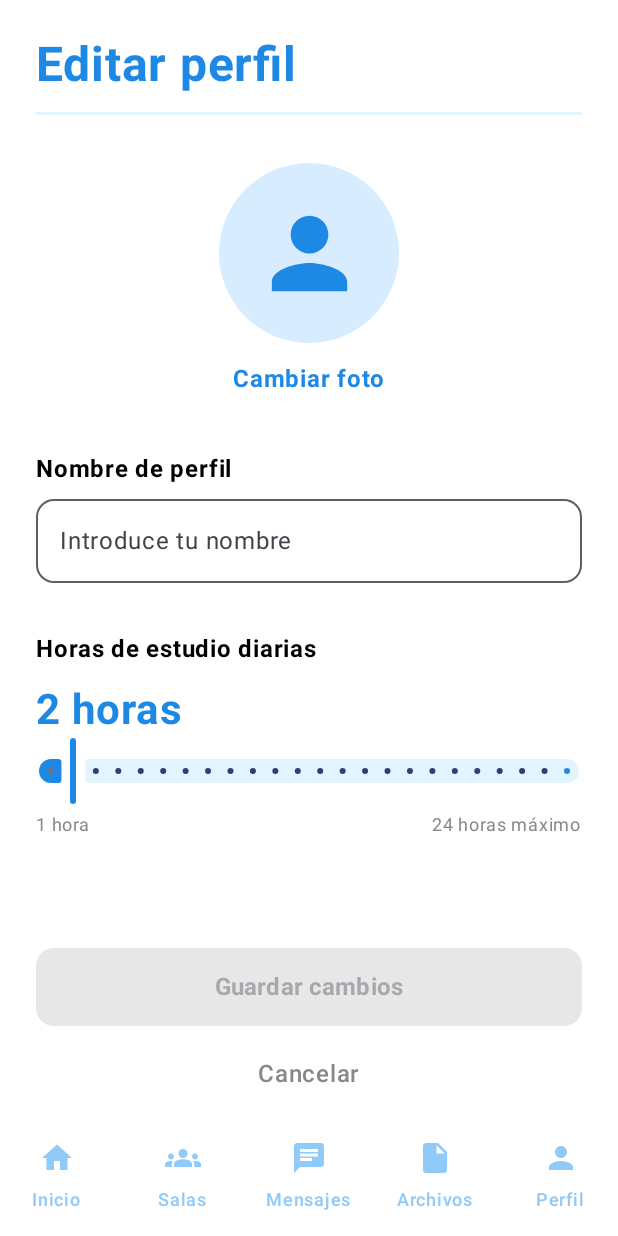
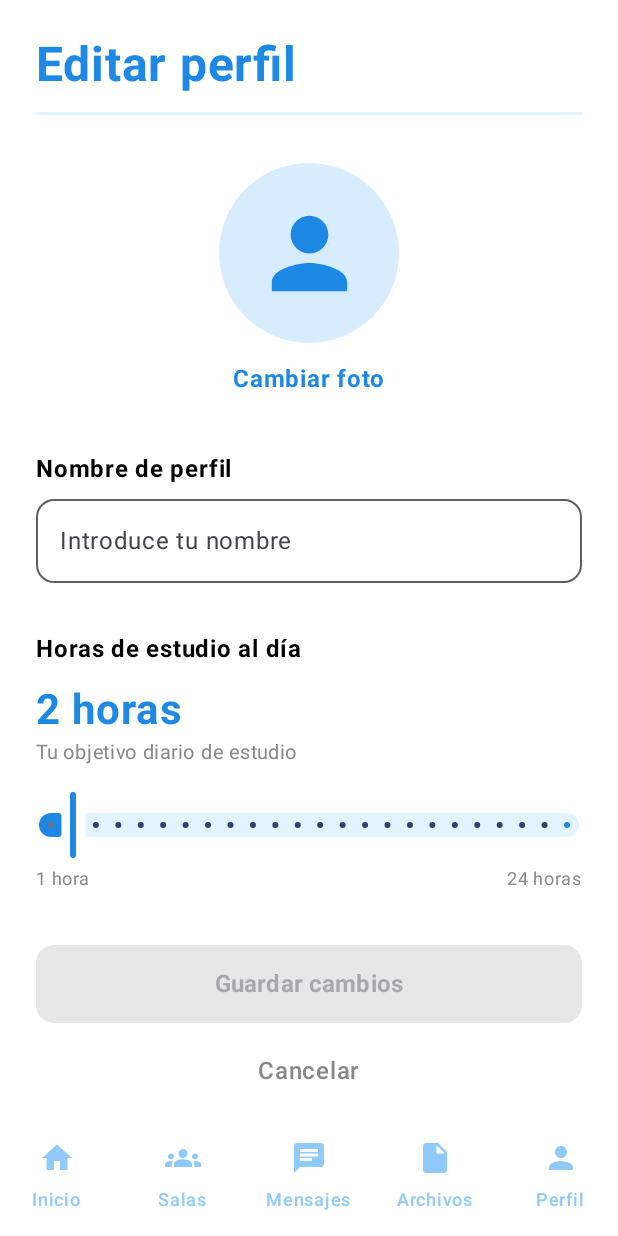
Before and after one commit to SarTastica/EstudiaMentes, an Android app built with Jetpack Compose: the EditProfileScreen screen opened through its navigation route, on a phone screen of 412 x 824 dp. Run offline under Robolectric (Android 15) with nearby library versions, the phone set to English and light mode, and no system bars; our stand-ins replace Firebase (no records; nobody signed in at launch, a user with empty details on screens opened directly); pictures from the network do not load.

Commit message:
Editar perfil actualizado, los cambios se hacen tambien en el firebase (Menos la foto de perfil)

```diff
--- a/app/src/main/java/com/example/estudiamentes/ui/screens/EditProfileScreen.kt
+++ b/app/src/main/java/com/example/estudiamentes/ui/screens/EditProfileScreen.kt
@@ -1,3 +1,4 @@
+
 package com.example.estudiamentes.ui.screens
 
 import android.net.Uri
@@ -8,6 +9,8 @@ import androidx.compose.foundation.clickable
 import androidx.compose.foundation.layout.*
 import androidx.compose.foundation.shape.CircleShape
 import androidx.compose.foundation.shape.RoundedCornerShape
+import androidx.compose.foundation.rememberScrollState
+import androidx.compose.foundation.verticalScroll
 import androidx.compose.material.icons.Icons
 import androidx.compose.material.icons.filled.Person
 import androidx.compose.material3.*
@@ -21,11 +24,12 @@ import androidx.compose.ui.text.font.FontWeight
 import androidx.compose.ui.unit.dp
 import androidx.compose.ui.unit.sp
 import coil.compose.AsyncImage
+import com.google.firebase.auth.FirebaseAuth
+import com.google.firebase.firestore.FirebaseFirestore
 
 private val EditBlue = Color(0xFF1E88E5)
 private val EditLightBlue = Color(0xFFE2F4FF)
 
-//TODO conectarlo con el firebase para aplicar cambios
 @Composable
 fun EditProfileScreen(
     currentUsername: String = "",
@@ -34,21 +38,20 @@ fun EditProfileScreen(
     onSave: (String, Uri?, Float) -> Unit = { _, _, _ -> },
     onCancel: () -> Unit = {}
 ) {
-    var username by remember {
-        mutableStateOf(currentUsername)
-    }
+    val auth = remember { FirebaseAuth.getInstance() }
+    val db = remember { FirebaseFirestore.getInstance() }
+    val uid = auth.currentUser?.uid
 
-    var photoUri by remember {
-        mutableStateOf<Uri?>(null)
-    }
-
+    var username by remember { mutableStateOf(currentUsername) }
+    var photoUri by remember { mutableStateOf<Uri?>(null) }
     var dailyGoal by remember {
         mutableFloatStateOf(currentDailyGoal.coerceIn(1f, 24f))
     }
 
-    var showSavedMessage by remember {
-        mutableStateOf(false)
-    }
+    var loading by remember { mutableStateOf(true) }
+    var saving by remember { mutableStateOf(false) }
+    var errorMessage by remember { mutableStateOf<String?>(null) }
+    var savedMessage by remember { mutableStateOf(false) }
 
     val photoPicker = rememberLauncherForActivityResult(
         contract = ActivityResultContracts.GetContent()
@@ -56,14 +59,40 @@ fun EditProfileScreen(
         photoUri = uri
     }
 
+    // Cargar los datos actuales del usuario
+    LaunchedEffect(uid) {
+        if (uid == null) {
+            errorMessage = "No hay una sesión iniciada."
+            loading = false
+            return@LaunchedEffect
+        }
+
+        db.collection("users")
+            .document(uid)
+            .get()
+            .addOnSuccessListener { document ->
+                if (document.exists()) {
+                    username = document.getString("username") ?: ""
+                    dailyGoal = (document.getLong("horasPorDia")?.toFloat()
+                        ?: currentDailyGoal).coerceIn(1f, 24f)
+                } else {
+                    errorMessage = "No se encontró el perfil."
+                }
+                loading = false
+            }
+            .addOnFailureListener {
+                errorMessage = "No se pudieron cargar tus datos."
+                loading = false
+            }
+    }
+
     Column(
         modifier = Modifier
             .fillMaxSize()
             .background(Color.White)
+            .verticalScroll(rememberScrollState())
             .padding(24.dp)
     ) {
-
-        // Título
         Text(
             text = "Editar perfil",
             fontSize = 32.sp,
@@ -80,9 +109,16 @@ fun EditProfileScreen(
                 .background(EditLightBlue)
         )
 
+        if (loading) {
+            Spacer(modifier = Modifier.height(40.dp))
+            CircularProgressIndicator(
+                modifier = Modifier.align(Alignment.CenterHorizontally),
+                color = EditBlue
+            )
+        } else {
             Spacer(modifier = Modifier.height(32.dp))
 
-        // Foto de perfil
+            // Foto de perfil: se mantiene como estaba
             Column(
                 modifier = Modifier.fillMaxWidth(),
                 horizontalAlignment = Alignment.CenterHorizontally
@@ -139,7 +175,8 @@ fun EditProfileScreen(
                 value = username,
                 onValueChange = {
                     username = it
-                showSavedMessage = false
+                    savedMessage = false
+                    errorMessage = null
                 },
                 modifier = Modifier.fillMaxWidth(),
                 singleLine = true,
@@ -158,7 +195,7 @@ fun EditProfileScreen(
 
             // Objetivo diario
             Text(
-            text = "Horas de estudio diarias",
+                text = "Horas de estudio al día",
                 fontWeight = FontWeight.Bold,
                 fontSize = 16.sp,
                 color = Color.Black
@@ -173,11 +210,20 @@ fun EditProfileScreen(
                 color = EditBlue
             )
 
+            Text(
+                text = "Tu objetivo diario de estudio",
+                fontSize = 13.sp,
+                color = Color.Gray
+            )
+
+            Spacer(modifier = Modifier.height(12.dp))
+
             Slider(
                 value = dailyGoal,
                 onValueChange = {
                     dailyGoal = it
-                showSavedMessage = false
+                    savedMessage = false
+                    errorMessage = null
                 },
                 valueRange = 1f..24f,
                 steps = 22,
@@ -192,26 +238,46 @@ fun EditProfileScreen(
                 modifier = Modifier.fillMaxWidth(),
                 horizontalArrangement = Arrangement.SpaceBetween
             ) {
-            Text(
-                text = "1 hora",
-                fontSize = 12.sp,
-                color = Color.Gray
+                Text("1 hora", fontSize = 12.sp, color = Color.Gray)
+                Text("24 horas", fontSize = 12.sp, color = Color.Gray)
+            }
+
+            Spacer(modifier = Modifier.height(32.dp))
+
+            // Guardar en Firestore
+            Button(
+                onClick = {
+                    if (uid == null) {
+                        errorMessage = "No hay una sesión iniciada."
+                        return@Button
+                    }
+
+                    saving = true
+                    errorMessage = null
+                    savedMessage = false
+
+                    db.collection("users")
+                        .document(uid)
+                        .update(
+                            mapOf(
+                                "username" to username.trim(),
+                                "horasPorDia" to dailyGoal.toInt()
                             )
+                        )
+                        .addOnSuccessListener {
+                            saving = false
+                            savedMessage = true
 
-            Text(
-                text = "24 horas máximo",
-                fontSize = 12.sp,
-                color = Color.Gray
+                            onSave(
+                                username.trim(),
+                                photoUri,
+                                dailyGoal
                             )
                         }
-
-        Spacer(modifier = Modifier.height(70.dp))
-
-        // Guardar cambios
-        Button(
-            onClick = {
-                onSave(username.trim(), photoUri, dailyGoal)
-                showSavedMessage = true
+                        .addOnFailureListener {
+                            saving = false
+                            errorMessage = "No se pudieron guardar los cambios."
+                        }
                 },
                 modifier = Modifier
                     .fillMaxWidth()
@@ -220,13 +286,21 @@ fun EditProfileScreen(
                 colors = ButtonDefaults.buttonColors(
                     containerColor = EditBlue
                 ),
-            enabled = username.isNotBlank()
+                enabled = username.isNotBlank() && !saving
             ) {
+                if (saving) {
+                    CircularProgressIndicator(
+                        modifier = Modifier.size(22.dp),
+                        color = Color.White,
+                        strokeWidth = 2.dp
+                    )
+                } else {
                     Text(
                         text = "Guardar cambios",
                         fontWeight = FontWeight.Bold,
                         fontSize = 16.sp
                     )
+                }
             }
 
             Spacer(modifier = Modifier.height(12.dp))
@@ -241,14 +315,22 @@ fun EditProfileScreen(
                 fontWeight = FontWeight.Medium
             )
 
-        if (showSavedMessage) {
+            if (savedMessage) {
+                Text(
+                    text = "Cambios guardados correctamente",
+                    color = EditBlue,
+                    modifier = Modifier.align(Alignment.CenterHorizontally)
+                )
+            }
+
+            errorMessage?.let {
                 Spacer(modifier = Modifier.height(8.dp))
-
                 Text(
-                text = "Cambios preparados correctamente",
-                color = EditBlue,
+                    text = it,
+                    color = MaterialTheme.colorScheme.error,
                     modifier = Modifier.align(Alignment.CenterHorizontally)
                 )
             }
         }
     }
+}
```
Lines whose indentation alone changed are shown as unchanged.
